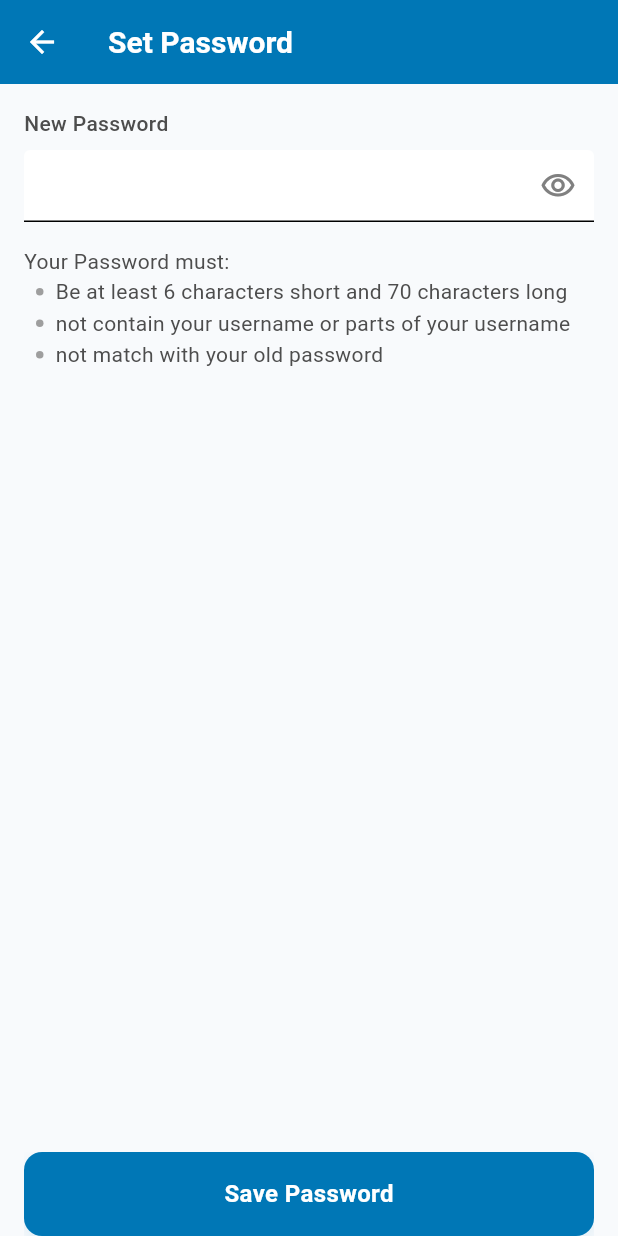
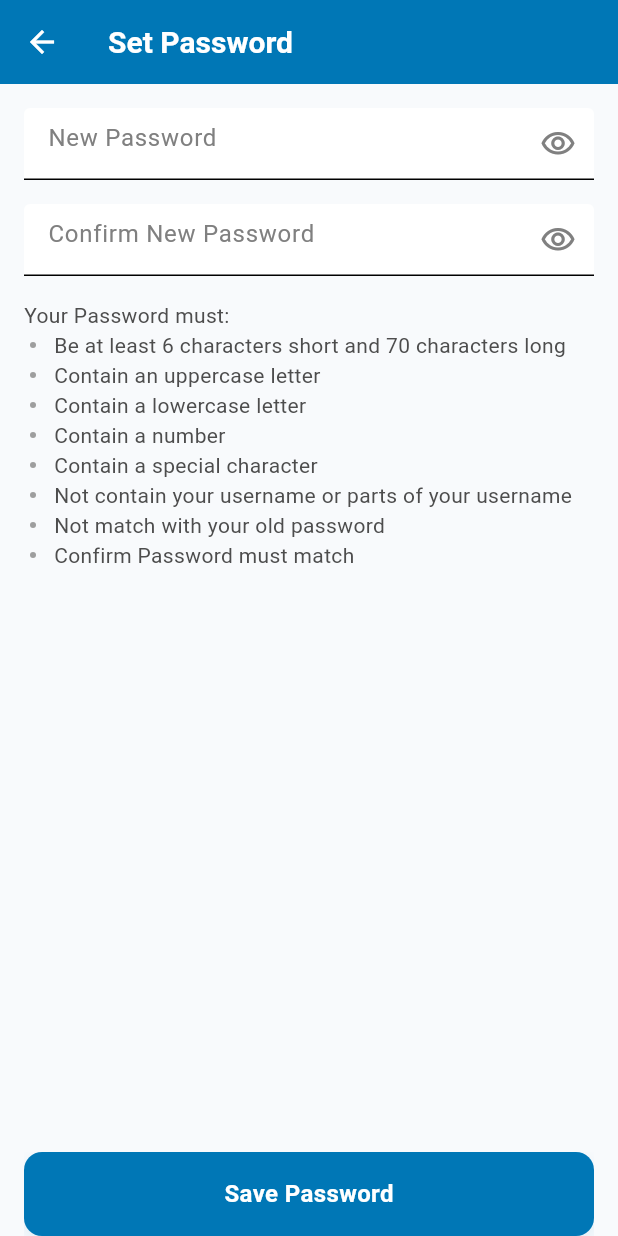
Before and after one commit to Lead-Generation-Market-Place/MarketPlace_Customer, a Flutter app: the SetNewPasswordView screen opened by its route, on a phone screen of 412 x 824 dp. Run offline on Flutter 3.47's test engine with Material 3 defaults, Android fonts, the phone set to English and light mode, and no system bars; our stand-ins replace device_info_plus, fluttertoast, get, google_sign_in, image_picker, logger and 4 more; accounts and stored records are empty; project files that could hold a hidden picture were left out.

Commit message:
Set New Password Updated

```diff
--- a/lib/feature/settings/controller/set_new_password_controller.dart
+++ b/lib/feature/settings/controller/set_new_password_controller.dart
@@ -4,6 +4,15 @@ import 'package:supabase_flutter/supabase_flutter.dart';
 class SetNewPasswordController extends GetxController {
   final RxBool isLoading = false.obs;
   final RxBool isPasswordVisible = false.obs;
+  final RxBool isConfirmPasswordVisible = false.obs;
+  final RxBool isPasswordBetweenSixAndSeventy = false.obs;
+  final RxBool isPasswordContainsUppercase = false.obs;
+  final RxBool isPasswordContainsLowercase = false.obs;
+  final RxBool isPasswordContainsNumber = false.obs;
+  final RxBool isPasswordContainsSpecialCharacter = false.obs;
+  final RxBool isPasswordMatch = false.obs;
+  final RxBool isPasswordNotSameAsUsername = false.obs;
+  final RxBool isPasswordOld = false.obs;
 
   Future<void> updatePassword(String newPassword) async {
     final supabase = Supabase.instance.client;
@@ -15,6 +24,17 @@ class SetNewPasswordController extends GetxController {
         throw Exception('New password cannot be the same as the username');
       }
       if (user?.email != null && session != null) {
+        //Check Conditions
+        if (isPasswordBetweenSixAndSeventy.value == false ||
+            isPasswordContainsUppercase.value == false ||
+            isPasswordContainsLowercase.value == false ||
+            isPasswordContainsNumber.value == false ||
+            isPasswordContainsSpecialCharacter.value == false ||
+            isPasswordMatch.value == false ||
+            isPasswordOld.value == false ||
+            isPasswordNotSameAsUsername.value == false) {
+          throw Exception('Password does not meet the required conditions');
+        }
         final response = await supabase.auth.updateUser(
           UserAttributes(password: newPassword),
         );
@@ -30,4 +50,40 @@ class SetNewPasswordController extends GetxController {
       isLoading.value = false;
     }
   }
+
+  Future<void> checkOldPassword(String oldPassword) async {
+    final supabase = Supabase.instance.client;
+    try {
+      final user = supabase.auth.currentUser;
+
+      final response = await supabase.auth.signInWithPassword(
+        email: user!.email,
+        password: oldPassword,
+      );
+      if (response.user != null) {
+        isPasswordOld.value = false;
+      }
+      if (response.user == null) {
+        isPasswordOld.value = true;
+      }
+    } catch (e) {
+      isPasswordOld.value = true;
+    }
+  }
+
+  Future<void> checkUserName(String password) async {
+    final supabase = Supabase.instance.client;
+    try {
+      final user = supabase.auth.currentUser;
+      if (user?.userMetadata?['username'] == password) {
+        isPasswordNotSameAsUsername.value = false;
+        print('user name matched');
+      } else {
+        isPasswordNotSameAsUsername.value = true;
+      }
+    } catch (e) {
+      isPasswordNotSameAsUsername.value = false;
+      print('Error checking User name: $e');
+    }
+  }
 }
--- a/lib/feature/settings/views/set_new_password_view.dart
+++ b/lib/feature/settings/views/set_new_password_view.dart
@@ -6,7 +6,9 @@ import 'package:us_connector/feature/settings/controller/set_new_password_contro
 
 class SetNewPasswordView extends GetView<SetNewPasswordController> {
   SetNewPasswordView({super.key});
-  final TextEditingController passwordController = TextEditingController();
+  final TextEditingController newPasswordController = TextEditingController();
+  final TextEditingController confirmNewPasswordController =
+      TextEditingController();
   final GlobalKey<FormState> passwordValidationKey = GlobalKey<FormState>();
 
   @override
@@ -33,24 +35,32 @@ class SetNewPasswordView extends GetView<SetNewPasswordController> {
               Column(
                 crossAxisAlignment: CrossAxisAlignment.start,
                 children: [
-                  _buildTextField(//Text Field for New password
-                    newPasswordFormKey: passwordValidationKey,
-                    label: 'New Password',
-                    hint: '',
-                    controller: passwordController,
-                    type: null,
+                  Form(
+                    key: passwordValidationKey,
+                    child: Column(
+                      children: [
+                        _textFormField(newPasswordController, 'New Password'),
+                        const SizedBox(height: 16),
+                        _confirmPasswordFormField(
+                          confirmNewPasswordController,
+                          'Confirm New Password',
+                          newPasswordController,
+                        ),
+                      ],
+                    ),
                   ),
                   SizedBox(height: 16),
-                  _passwordRequirements(),   //Password requirements
+                  _passwordRequirements(), //Password requirements
                 ],
               ),
               Obx(
-                () => CustomButton(  //Button to save the new password
+                () => CustomButton(
+                  //Button to save the new password
                   text: 'Save Password',
                   isLoading: controller.isLoading.value,
                   onPressed: () {
                     if (passwordValidationKey.currentState!.validate()) {
-                      controller.updatePassword(passwordController.text);
+                      controller.updatePassword(newPasswordController.text);
                     }
                   },
                   size: CustomButtonSize.large,
@@ -65,64 +75,181 @@ class SetNewPasswordView extends GetView<SetNewPasswordController> {
   }
 }
 
-Widget _buildTextField({
-  required String label,
-  required String hint,
-  required TextEditingController controller,
-  TextInputType? keyboardType,
-  required type,
-  required GlobalKey<FormState> newPasswordFormKey,
-}) {
+Widget _textFormField(
+  TextEditingController passwordController,
+  String hintText,
+) {
   var isPasswordController = Get.put(SetNewPasswordController());
-  return Column(
-    crossAxisAlignment: CrossAxisAlignment.start,
-    children: [
-      Text(
-        label,
-        style: TextStyle(
-          color: AppColors.textSecondary,
-          fontSize: 14,
-          fontWeight: FontWeight.w500,
-        ),
-      ),
-      const SizedBox(height: 8),
-      Form(
-        key: newPasswordFormKey,
-        child: Obx(() {
-          return TextFormField(
-            validator: (value) {
-              if (value == null || value.isEmpty) {
-                return 'This field cannot be empty';
-              } else if (value.length < 6 || value.length > 70) {
-                return 'Password must be at least 6 characters and not maximum 70';
+  return Obx(
+    () => SizedBox(
+      child: TextFormField(
+        onChanged: (value) {
+          if (passwordController.text.length >= 6 &&
+              passwordController.text.length <= 70) {
+            isPasswordController.isPasswordBetweenSixAndSeventy.value = true;
+          } else {
+            isPasswordController.isPasswordBetweenSixAndSeventy.value = false;
           }
+          if (passwordController.text.contains(RegExp(r'[A-Z]'))) {
+            isPasswordController.isPasswordContainsUppercase.value = true;
+          } else {
+            isPasswordController.isPasswordContainsUppercase.value = false;
+          }
+          if (passwordController.text.contains(RegExp(r'[a-z]'))) {
+            isPasswordController.isPasswordContainsLowercase.value = true;
+          } else {
+            isPasswordController.isPasswordContainsLowercase.value = false;
+          }
+          if (passwordController.text.contains(RegExp(r'[0-9]'))) {
+            isPasswordController.isPasswordContainsNumber.value = true;
+          } else {
+            isPasswordController.isPasswordContainsNumber.value = false;
+          }
+          if (passwordController.text.contains(
+            RegExp(r'[!@#$%^&*(),.?":{}|<>]'),
+          )) {
+            isPasswordController.isPasswordContainsSpecialCharacter.value =
+                true;
+          } else {
+            isPasswordController.isPasswordContainsSpecialCharacter.value =
+                false;
+          }
+          isPasswordController.checkOldPassword(passwordController.text);
+          isPasswordController.checkUserName(passwordController.text);
+        },
 
-              return null;
-            },
-            controller: controller,
+        controller: passwordController,
         obscureText: isPasswordController.isPasswordVisible.value,
-            keyboardType: keyboardType,
+        keyboardType: TextInputType.text,
         style: TextStyle(color: AppColors.textPrimary),
         decoration: InputDecoration(
-              hintText: hint,
+          hintText: hintText,
           hintStyle: TextStyle(color: AppColors.textTertiary),
           suffixIcon: InkWell(
             onTap: () {
               isPasswordController.isPasswordVisible.value =
                   !isPasswordController.isPasswordVisible.value;
             },
-                child: Obx(
-                  () => _showHidePasswordIcon(
+            child: _showHidePasswordIcon(
               isPasswordController.isPasswordVisible.value,
-                  ),
             ),
           ),
           filled: true,
           fillColor: AppColors.surface,
         ),
+      ),
+    ),
   );
-        }),
+}
+
+Widget _confirmPasswordFormField(
+  TextEditingController confirmController,
+  String hintText,
+  TextEditingController originalController,
+) {
+  var isPasswordController = Get.put(SetNewPasswordController());
+  return SizedBox(
+    child: Obx(
+      () => TextFormField(
+        onChanged: (value) {
+          if (confirmController.text == originalController.text) {
+            isPasswordController.isPasswordMatch.value = true;
+          } else {
+            isPasswordController.isPasswordMatch.value = false;
+          }
+        },
+        controller: confirmController,
+        obscureText: isPasswordController.isConfirmPasswordVisible.value,
+        keyboardType: TextInputType.text,
+        style: TextStyle(color: AppColors.textPrimary),
+        decoration: InputDecoration(
+          hintText: hintText,
+          hintStyle: TextStyle(color: AppColors.textTertiary),
+          suffixIcon: InkWell(
+            onTap: () {
+              isPasswordController.isConfirmPasswordVisible.value =
+                  !isPasswordController.isConfirmPasswordVisible.value;
+            },
+            child: _showHidePasswordIcon(
+              isPasswordController.isConfirmPasswordVisible.value,
             ),
+          ),
+          filled: true,
+          fillColor: AppColors.surface,
+        ),
+      ),
+    ),
+  );
+}
+
+_passwordRequirements() {
+  final controller = Get.find<SetNewPasswordController>();
+  return Column(
+    crossAxisAlignment: CrossAxisAlignment.start,
+    children: [
+      Text('Your Password must:'),
+      _bulletListItem(
+        'Be at least 6 characters short and 70 characters long',
+        controller.isPasswordBetweenSixAndSeventy,
+      ),
+      _bulletListItem(
+        'Contain an uppercase letter',
+        controller.isPasswordContainsUppercase,
+      ),
+      _bulletListItem(
+        'Contain a lowercase letter',
+        controller.isPasswordContainsLowercase,
+      ),
+      _bulletListItem('Contain a number', controller.isPasswordContainsNumber),
+      _bulletListItem(
+        'Contain a special character',
+        controller.isPasswordContainsSpecialCharacter,
+      ),
+      _bulletListItem(
+        'Not contain your username or parts of your username',
+        controller
+            .isPasswordNotSameAsUsername, // You can implement this logic as needed
+      ),
+      _bulletListItem(
+        'Not match with your old password',
+        controller.isPasswordOld, // You can implement this logic as needed
+      ),
+      _bulletListItem(
+        'Confirm Password must match',
+        controller.isPasswordMatch, // You can implement this logic as needed
+      ),
+    ],
+  );
+}
+
+Widget _bulletListItem(String text, RxBool? isMet) {
+  return Row(
+    children: [
+      SizedBox(
+        height: 12,
+        width: 12,
+        child: isMet == null
+            ? Container(
+                margin: const EdgeInsets.all(4.0),
+                decoration: BoxDecoration(
+                  shape: BoxShape.circle,
+                  color: Colors.grey,
+                ),
+              )
+            : Obx(
+                () => isMet.value
+                    ? Icon(Icons.done, color: Colors.green, size: 12.0)
+                    : Container(
+                        margin: const EdgeInsets.all(4.0),
+                        decoration: BoxDecoration(
+                          shape: BoxShape.circle,
+                          color: Colors.grey,
+                        ),
+                      ),
+              ),
+      ),
+      const SizedBox(width: 8),
+      Flexible(child: Text(text)),
     ],
   );
 }
@@ -133,28 +260,8 @@ _showHidePasswordIcon(bool isPasswordVisible) {
       : Icon(Icons.visibility_outlined, color: AppColors.textTertiary);
 }
 
-_passwordRequirements() {
-  return Column(
-    crossAxisAlignment: CrossAxisAlignment.start,
-    children: [
-      Text('Your Password must:'),
-      _bulletListItem('Be at least 6 characters short and 70 characters long'),
-      _bulletListItem('not contain your username or parts of your username'),
-      _bulletListItem('not match with your old password'),
-    ],
-  );
+_showHideConfirmPasswordIcon(bool isPasswordVisible) {
+  return isPasswordVisible
+      ? Icon(Icons.visibility_off_outlined, color: AppColors.textTertiary)
+      : Icon(Icons.visibility_outlined, color: AppColors.textTertiary);
 }
-
-_bulletListItem(String text) {
-  return Row(
-    children: [
-      Container(
-        margin: const EdgeInsets.all(8.0),
-        height: 5,
-        width: 5,
-        decoration: BoxDecoration(shape: BoxShape.circle, color: Colors.grey),
-      ),
-      Text(text),
-    ],
-  );
-}
```
Lines whose indentation alone changed are shown as unchanged.
